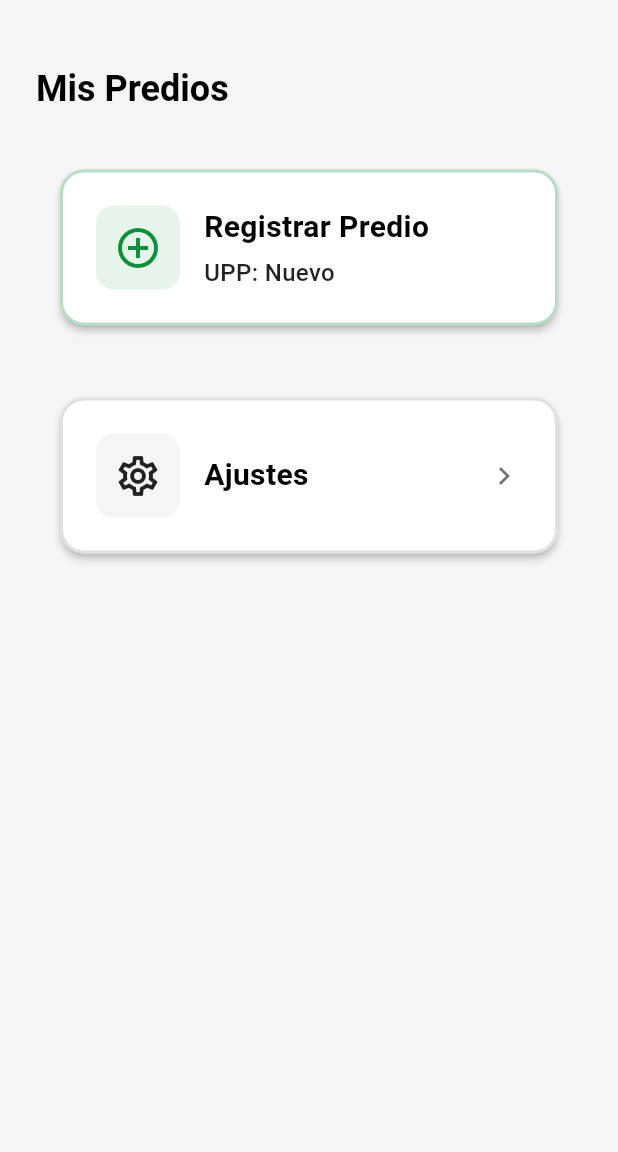
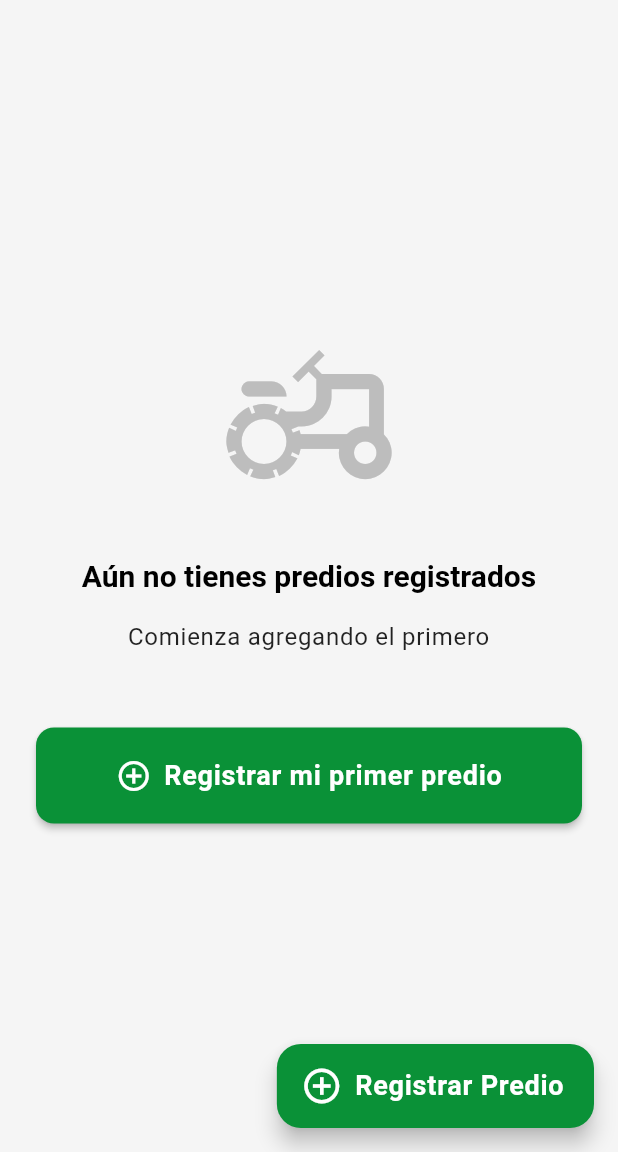
Before and after one commit to StardustNaby/Cownect, a Flutter app: the PrediosHomeScreen screen opened by its route, on a phone screen of 412 x 824 dp, the part 84-1236 px from its top. Run offline on Flutter 3.47's test engine with Material 3 defaults, Android fonts, the phone set to English and light mode, and no system bars; our stand-ins replace flutter_riverpod, go_router, shared_preferences, supabase_flutter; accounts and stored records are empty.

Commit message:
feat: RediseÃ±ar pantalla Mis Predios con estÃ¡ndares profesionales y accesibilidad
- RediseÃ±ar pantalla Mis Predios con tarjetas blancas y alto contraste
- Agregar Clave PGN y UbicaciÃ³n completa en cada tarjeta de predio
- Implementar badge 'Activo' verde esmeralda en cada predio
- Agregar icono de mapa GPS en cada tarjeta para abrir ubicaciÃ³n
- Implementar FloatingActionButton verde para registrar nuevo predio
- Mejorar estado vacÃ­o con mensaje claro y botÃ³n de acciÃ³n
- Agregar espaciado amplio entre tarjetas para evitar toques accidentales
- Agregar dependencia url_launcher para funcionalidad de mapas GPS
- Mejorar diseÃ±o con fondo gris claro (#f5f5f5) y tarjetas blancas
- Asegurar accesibilidad para uso en campo bajo sol directo

```diff
--- a/lib/presentation/screens/predios/predios_home_screen.dart
+++ b/lib/presentation/screens/predios/predios_home_screen.dart
@@ -1,11 +1,14 @@
 import 'package:flutter/material.dart';
 import 'package:flutter_riverpod/flutter_riverpod.dart';
 import 'package:go_router/go_router.dart';
+import 'package:url_launcher/url_launcher.dart';
 import '../../../core/theme/app_theme.dart';
+import '../../../domain/entities/predio_entity.dart';
 
-/// Pantalla inicial que muestra las tarjetas de predios y ajustes.
+/// Pantalla inicial que muestra las tarjetas de predios.
 ///
-/// Si no hay predios, muestra opción para registrar uno.
+/// Diseño profesional con tarjetas blancas, alto contraste y accesibilidad para campo.
+/// Muestra Clave PGN, Ubicación y permite abrir mapa GPS.
 class PrediosHomeScreen extends ConsumerStatefulWidget {
   const PrediosHomeScreen({super.key});
 
@@ -15,12 +18,42 @@ class PrediosHomeScreen extends ConsumerStatefulWidget {
 
 class _PrediosHomeScreenState extends ConsumerState<PrediosHomeScreen> {
   // TODO: Obtener predios del usuario desde el provider/repository
-  final List<Map<String, String>> _predios = []; // Lista vacía por ahora
+  final List<PredioEntity> _predios = []; // Lista vacía por ahora
+
+  /// Abre la ubicación en el mapa GPS.
+  Future<void> _abrirMapaGPS(double? latitud, double? longitud, String direccion) async {
+    if (latitud != null && longitud != null) {
+      // Abrir en Google Maps
+      final url = Uri.parse(
+        'https://www.google.com/maps/search/?api=1&query=$latitud,$longitud',
+      );
+      if (await canLaunchUrl(url)) {
+        await launchUrl(url, mode: LaunchMode.externalApplication);
+      } else {
+        if (mounted) {
+          ScaffoldMessenger.of(context).showSnackBar(
+            const SnackBar(
+              content: Text('No se pudo abrir el mapa'),
+              backgroundColor: Colors.red,
+            ),
+          );
+        }
+      }
+    } else {
+      // Si no hay coordenadas, buscar por dirección
+      final url = Uri.parse(
+        'https://www.google.com/maps/search/?api=1&query=${Uri.encodeComponent(direccion)}',
+      );
+      if (await canLaunchUrl(url)) {
+        await launchUrl(url, mode: LaunchMode.externalApplication);
+      }
+    }
+  }
 
   @override
   Widget build(BuildContext context) {
     return Scaffold(
-      backgroundColor: AppColors.lightBackground,
+      backgroundColor: AppColors.lightBackground, // #f5f5f5
       appBar: AppBar(
         backgroundColor: Colors.white,
         elevation: 0,
@@ -46,153 +79,279 @@ class _PrediosHomeScreenState extends ConsumerState<PrediosHomeScreen> {
         ],
       ),
       body: SafeArea(
-        child: SingleChildScrollView(
-          padding: const EdgeInsets.all(24.0),
-          child: Column(
-            crossAxisAlignment: CrossAxisAlignment.stretch,
-            children: [
-              const SizedBox(height: 20),
-
-              // Título
-              Text(
-                'Mis Predios',
-                style: Theme.of(context).textTheme.displaySmall?.copyWith(
-                  color: Colors.black,
+        child: _predios.isEmpty
+            ? _buildEmptyState()
+            : _buildPrediosList(),
+      ),
+      floatingActionButton: FloatingActionButton.extended(
+        onPressed: () => context.push('/predio/registro'),
+        backgroundColor: AppColors.emeraldGreen,
+        foregroundColor: Colors.white,
+        icon: const Icon(Icons.add_circle_outline, size: 28),
+        label: const Text(
+          'Registrar Predio',
+          style: TextStyle(
+            fontSize: 18,
             fontWeight: FontWeight.bold,
-                ),
-              ),
-              const SizedBox(height: 32),
-
-              // Lista de predios o mensaje si no hay
-              if (_predios.isEmpty)
-                // Tarjeta para registrar nuevo predio
-                _buildPredioCard(
-                  context: context,
-                  nombre: 'Registrar Predio',
-                  upp: 'Nuevo',
-                  ubicacion: 'Toca para crear',
-                  isNew: true,
-                  onTap: () => context.push('/predio/registro'),
-                )
-              else
-                // Lista de predios existentes
-                ..._predios.map((predio) => Padding(
-                  padding: const EdgeInsets.only(bottom: 16),
-                  child: _buildPredioCard(
-                    context: context,
-                    nombre: predio['nombre'] ?? 'Sin nombre',
-                    upp: predio['upp'] ?? 'Sin UPP',
-                    ubicacion: predio['ubicacion'] ?? 'Sin ubicación',
-                    isNew: false,
-                    onTap: () {
-                      // Navegar al predio seleccionado
-                      context.go('/predio/${predio['id']}');
-                    },
-                  ),
-                )),
-
-              const SizedBox(height: 32),
-
-              // Tarjeta de Ajustes
-              _buildAjustesCard(context),
-            ],
           ),
         ),
       ),
     );
   }
 
+  /// Construye el estado vacío cuando no hay predios.
+  Widget _buildEmptyState() {
+    return Center(
+      child: SingleChildScrollView(
+        padding: const EdgeInsets.all(24.0),
+        child: Column(
+          mainAxisAlignment: MainAxisAlignment.center,
+          children: [
+            Icon(
+              Icons.agriculture_outlined,
+              size: 120,
+              color: Colors.grey.shade400,
+            ),
+            const SizedBox(height: 32),
+            Text(
+              'Aún no tienes predios registrados',
+              style: Theme.of(context).textTheme.headlineMedium?.copyWith(
+                color: Colors.black,
+                fontWeight: FontWeight.bold,
+              ),
+              textAlign: TextAlign.center,
+            ),
+            const SizedBox(height: 16),
+            Text(
+              'Comienza agregando el primero',
+              style: Theme.of(context).textTheme.bodyLarge?.copyWith(
+                color: Colors.black87,
+              ),
+              textAlign: TextAlign.center,
+            ),
+            const SizedBox(height: 48),
+            ElevatedButton.icon(
+              onPressed: () => context.push('/predio/registro'),
+              icon: const Icon(Icons.add_circle_outline, size: 24),
+              label: const Text(
+                'Registrar mi primer predio',
+                style: TextStyle(
+                  fontSize: 18,
+                  fontWeight: FontWeight.bold,
+                ),
+              ),
+              style: ElevatedButton.styleFrom(
+                backgroundColor: AppColors.emeraldGreen,
+                foregroundColor: Colors.white,
+                minimumSize: const Size(double.infinity, 64),
+                padding: const EdgeInsets.symmetric(vertical: 20, horizontal: 24),
+                shape: RoundedRectangleBorder(
+                  borderRadius: BorderRadius.circular(12),
+                ),
+              ),
+            ),
+          ],
+        ),
+      ),
+    );
+  }
+
+  /// Construye la lista de predios.
+  Widget _buildPrediosList() {
+    return Column(
+      children: [
+        // Título
+        Padding(
+          padding: const EdgeInsets.fromLTRB(24, 24, 24, 16),
+          child: Row(
+            children: [
+              Text(
+                'Mis Predios',
+                style: Theme.of(context).textTheme.displaySmall?.copyWith(
+                  color: Colors.black,
+                  fontWeight: FontWeight.bold,
+                  fontSize: 28,
+                ),
+              ),
+            ],
+          ),
+        ),
+        // Lista de predios
+        Expanded(
+          child: ListView.separated(
+            padding: const EdgeInsets.symmetric(horizontal: 24, vertical: 8),
+            itemCount: _predios.length,
+            separatorBuilder: (context, index) => const SizedBox(height: 16),
+            itemBuilder: (context, index) {
+              final predio = _predios[index];
+              return _buildPredioCard(predio);
+            },
+          ),
+        ),
+      ],
+    );
+  }
+
   /// Construye una tarjeta de predio.
-  Widget _buildPredioCard({
-    required BuildContext context,
-    required String nombre,
-    required String upp,
-    required String ubicacion,
-    required bool isNew,
-    required VoidCallback onTap,
-  }) {
+  Widget _buildPredioCard(PredioEntity predio) {
+    final ubicacionCompleta = '${predio.localidad}, ${predio.municipio}, ${predio.estado}';
+    final clavePGN = predio.claveCatastral ?? predio.upp;
+
     return Card(
-      elevation: 2,
+      elevation: 1,
       shape: RoundedRectangleBorder(
         borderRadius: BorderRadius.circular(16),
         side: BorderSide(
-          color: isNew
-              ? AppColors.emeraldGreen.withOpacity(0.3)
-              : Colors.grey.shade300,
-          width: 2,
+          color: Colors.grey.shade200,
+          width: 1,
         ),
       ),
+      color: Colors.white,
       child: InkWell(
-        onTap: onTap,
+        onTap: () {
+          // Navegar al predio seleccionado
+          context.go('/predio/home');
+        },
         borderRadius: BorderRadius.circular(16),
         child: Padding(
-          padding: const EdgeInsets.all(24.0),
+          padding: const EdgeInsets.all(20.0),
           child: Column(
             crossAxisAlignment: CrossAxisAlignment.start,
             children: [
+              // Fila superior: Icono, Nombre y Badge
               Row(
+                crossAxisAlignment: CrossAxisAlignment.start,
                 children: [
                   Container(
-                    padding: const EdgeInsets.all(12),
+                    padding: const EdgeInsets.all(10),
                     decoration: BoxDecoration(
-                      color: isNew
-                          ? AppColors.emeraldGreen.withOpacity(0.1)
-                          : Colors.grey.shade100,
+                      color: AppColors.emeraldGreen.withOpacity(0.1),
                       borderRadius: BorderRadius.circular(12),
                     ),
                     child: Icon(
-                      isNew ? Icons.add_circle_outline : Icons.agriculture_outlined,
-                      color: isNew ? AppColors.emeraldGreen : Colors.black87,
-                      size: 32,
+                      Icons.agriculture_outlined,
+                      color: AppColors.emeraldGreen,
+                      size: 28,
                     ),
                   ),
-                  const SizedBox(width: 16),
+                  const SizedBox(width: 12),
                   Expanded(
                     child: Column(
                       crossAxisAlignment: CrossAxisAlignment.start,
                       children: [
                         Text(
-                          nombre,
+                          predio.nombre,
                           style: const TextStyle(
                             fontSize: 20,
                             fontWeight: FontWeight.bold,
                             color: Colors.black,
                           ),
                         ),
-                        const SizedBox(height: 4),
-                        Text(
-                          'UPP: $upp',
+                        const SizedBox(height: 6),
+                        // Badge Activo
+                        Container(
+                          padding: const EdgeInsets.symmetric(
+                            horizontal: 10,
+                            vertical: 4,
+                          ),
+                          decoration: BoxDecoration(
+                            color: AppColors.emeraldGreen.withOpacity(0.15),
+                            borderRadius: BorderRadius.circular(8),
+                            border: Border.all(
+                              color: AppColors.emeraldGreen.withOpacity(0.3),
+                              width: 1,
+                            ),
+                          ),
+                          child: Text(
+                            'Activo',
                             style: TextStyle(
-                            fontSize: 16,
-                            color: Colors.black87,
-                            fontWeight: FontWeight.w500,
+                              fontSize: 12,
+                              fontWeight: FontWeight.w600,
+                              color: AppColors.emeraldGreen,
+                            ),
                           ),
                         ),
                       ],
                     ),
                   ),
+                  // Icono de mapa
+                  if (predio.latitud != null && predio.longitud != null)
+                    IconButton(
+                      icon: Icon(
+                        Icons.map_outlined,
+                        color: AppColors.emeraldGreen,
+                        size: 24,
+                      ),
+                      onPressed: () => _abrirMapaGPS(
+                        predio.latitud,
+                        predio.longitud,
+                        predio.direccion,
+                      ),
+                      tooltip: 'Abrir en mapa',
+                    ),
                 ],
               ),
-              if (!isNew) ...[
               const SizedBox(height: 16),
+              // Clave PGN
               Row(
                 children: [
                   Icon(
+                    Icons.badge_outlined,
+                    size: 18,
+                    color: Colors.black54,
+                  ),
+                  const SizedBox(width: 8),
+                  Text(
+                    'Clave PGN: ',
+                    style: TextStyle(
+                      fontSize: 14,
+                      color: Colors.black54,
+                      fontWeight: FontWeight.w500,
+                    ),
+                  ),
+                  Text(
+                    clavePGN,
+                    style: const TextStyle(
+                      fontSize: 14,
+                      color: Colors.black87,
+                      fontWeight: FontWeight.w600,
+                    ),
+                  ),
+                ],
+              ),
+              const SizedBox(height: 12),
+              // Ubicación
+              Row(
+                crossAxisAlignment: CrossAxisAlignment.start,
+                children: [
+                  Icon(
                     Icons.location_on_outlined,
-                      size: 20,
+                    size: 18,
                     color: Colors.black54,
                   ),
                   const SizedBox(width: 8),
                   Expanded(
                     child: Text(
-                        ubicacion,
-                        style: TextStyle(
+                      ubicacionCompleta,
+                      style: const TextStyle(
                         fontSize: 14,
                         color: Colors.black87,
                       ),
                     ),
                   ),
                 ],
+              ),
+              if (predio.direccion.isNotEmpty) ...[
+                const SizedBox(height: 4),
+                Padding(
+                  padding: const EdgeInsets.only(left: 26),
+                  child: Text(
+                    predio.direccion,
+                    style: TextStyle(
+                      fontSize: 13,
+                      color: Colors.black54,
+                    ),
+                  ),
                 ),
               ],
             ],
@@ -201,56 +360,4 @@ class _PrediosHomeScreenState extends ConsumerState<PrediosHomeScreen> {
       ),
     );
   }
-
-  /// Construye la tarjeta de ajustes.
-  Widget _buildAjustesCard(BuildContext context) {
-    return Card(
-      elevation: 2,
-      shape: RoundedRectangleBorder(
-        borderRadius: BorderRadius.circular(16),
-        side: BorderSide(
-          color: Colors.grey.shade300,
-          width: 2,
-        ),
-      ),
-      child: InkWell(
-        onTap: () => context.push('/ajustes'),
-        borderRadius: BorderRadius.circular(16),
-        child: Padding(
-          padding: const EdgeInsets.all(24.0),
-          child: Row(
-            children: [
-              Container(
-                padding: const EdgeInsets.all(12),
-                decoration: BoxDecoration(
-                  color: Colors.grey.shade100,
-                  borderRadius: BorderRadius.circular(12),
-                ),
-                child: const Icon(
-                  Icons.settings_outlined,
-                  color: Colors.black87,
-                  size: 32,
-                ),
-              ),
-              const SizedBox(width: 16),
-              const Expanded(
-                child: Text(
-                  'Ajustes',
-                  style: TextStyle(
-                    fontSize: 20,
-                    fontWeight: FontWeight.bold,
-                    color: Colors.black,
-                  ),
-                ),
-              ),
-              Icon(
-                Icons.chevron_right,
-                color: Colors.black54,
-              ),
-            ],
-          ),
-        ),
-      ),
-    );
 }
-}
--- a/pubspec.yaml
+++ b/pubspec.yaml
@@ -29,6 +29,7 @@ dependencies:
   lottie: ^3.0.0
   cached_network_image: ^3.3.1
   shared_preferences: ^2.2.2
+  url_launcher: ^6.2.5
 
   # UI
   cupertino_icons: ^1.0.6
```
Also changed, not shown: lib/presentation/screens/ajustes_screen.dart (line endings or trailing spaces), lib/presentation/screens/predio/animales_screen.dart (line endings or trailing spaces), lib/presentation/screens/predio/colaboradores_screen.dart (line endings or trailing spaces), lib/presentation/screens/predio/inicio_screen.dart (line endings or trailing spaces), lib/presentation/screens/predio/sectores_screen.dart (line endings or trailing spaces). Lines whose indentation alone changed are shown as unchanged.
